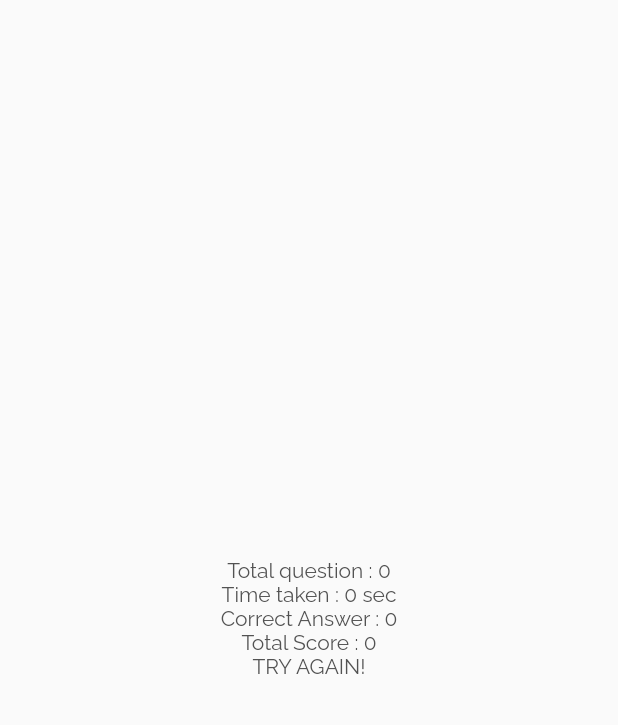
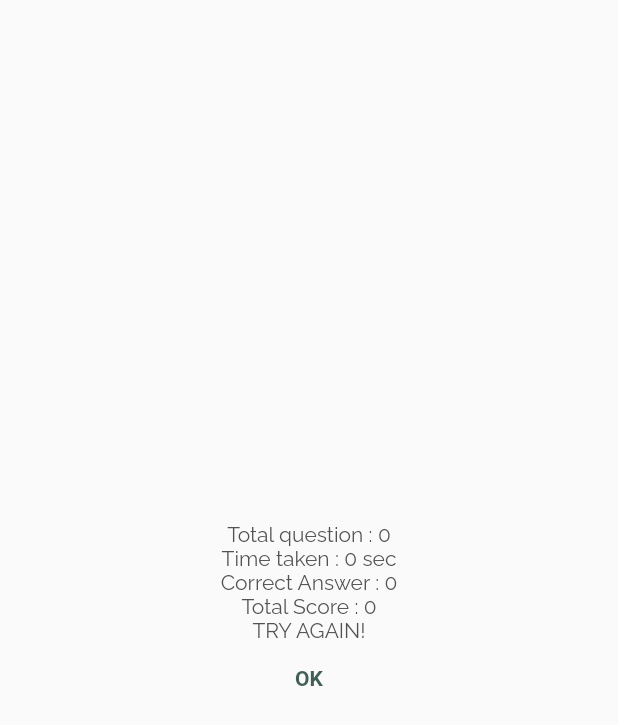
Before and after one commit to MrFatra/quiz_app, a Flutter app: the ResultAnswer screen opened directly with empty values, on a phone screen of 412 x 824 dp. Shown: the top 725 px of the screen. Run offline on Flutter 3.47's test engine with Material 2 defaults, Android fonts, the phone set to English and light mode, and no system bars; our stand-ins replace circular_countdown_timer, dartz, get, lottie, sizer.

Commit message:
Perbaikan tombol kembali

```diff
--- a/lib/pages/result_answer.dart
+++ b/lib/pages/result_answer.dart
@@ -1,4 +1,7 @@
 import 'package:flutter/material.dart';
+import 'package:get/get.dart';
+
+import '../pages/menu.dart';
 
 class ResultAnswer extends StatelessWidget {
   const ResultAnswer({
@@ -26,6 +29,10 @@ class ResultAnswer extends StatelessWidget {
             Text('Correct Answer : $correctAnswer'),
             Text('Total Score : $totalScore'),
             Text(correctAnswer < 10 ? 'TRY AGAIN!' : 'CONGRATULATIONS!'),
+            TextButton(
+              onPressed: () => Get.off(() => const MenuPage()),
+              child: Text('OK'),
+            )
           ],
         ),
       ),
```
